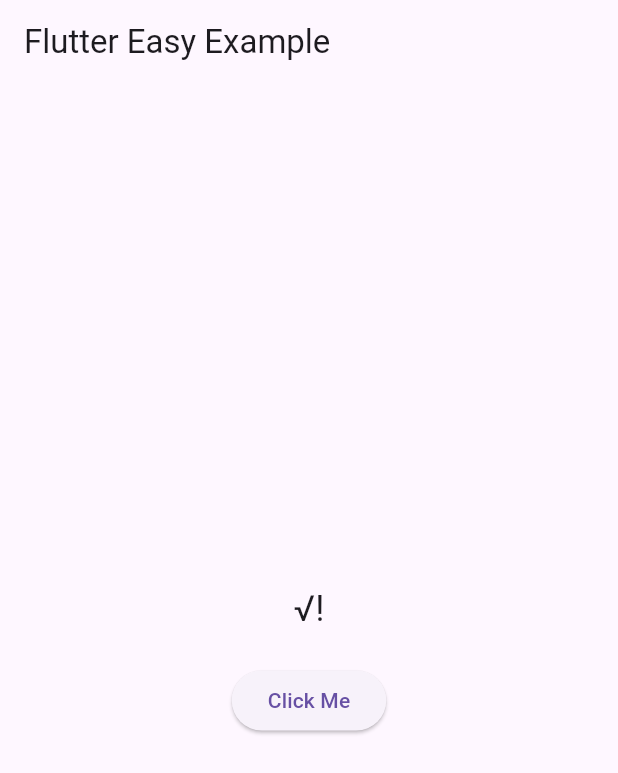
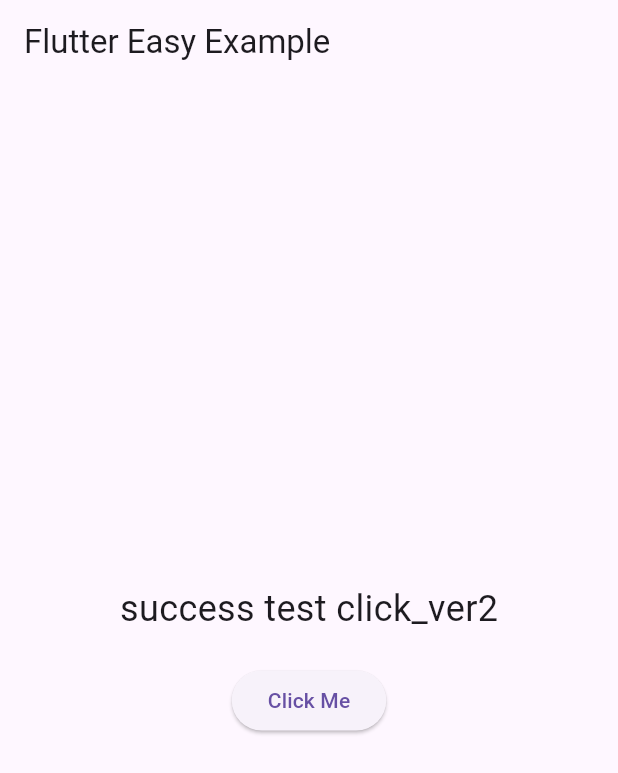
Before and after one commit to 640710505/l11, a Flutter app: the screen it shows after launch, after a tap on "Click Me", on a phone screen of 412 x 824 dp. Shown: the top 773 px of the screen. Run offline on Flutter 3.47's test engine with Material 3 defaults, Android fonts, the phone set to English and light mode, and no system bars.

```diff
--- a/lib/main.dart
+++ b/lib/main.dart
@@ -30,8 +30,9 @@ class _MyCustomWidgetState extends State<MyCustomWidget> {
 
   void _changeText() {
     setState(() {
-      _displayText =
-          _displayText == 'Hello, Flutter!' ? '√!' : 'Hello, Flutter!';
+      _displayText = _displayText == 'Hello, Flutter!'
+          ? 'success test click_ver2'
+          : 'Hello, Flutter!';
     });
   }
 
```
